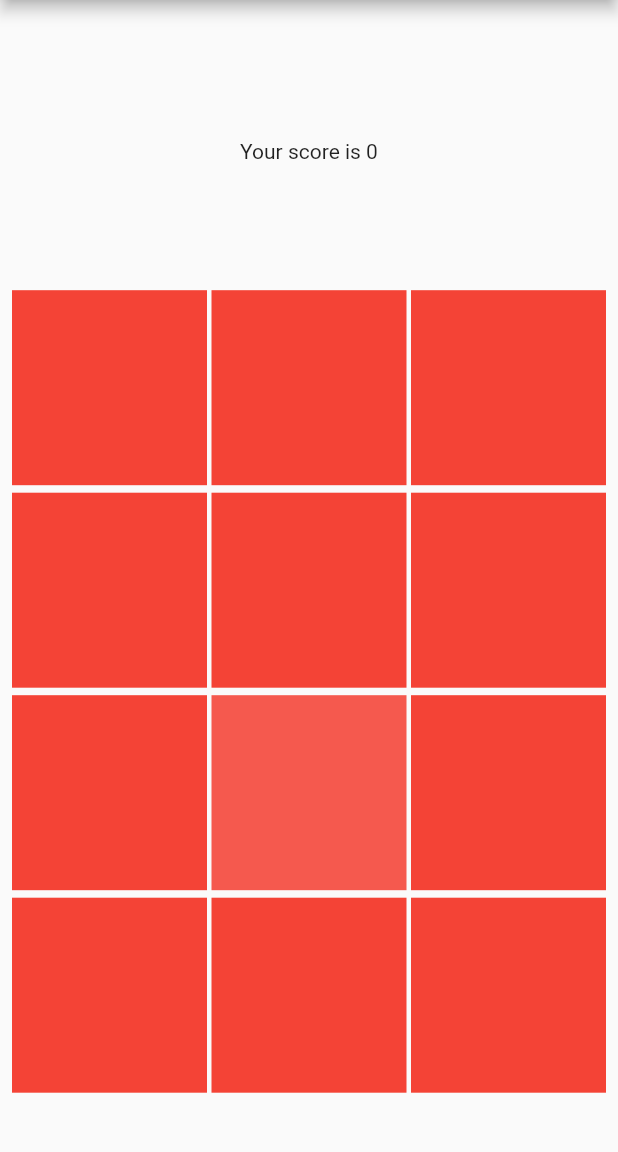
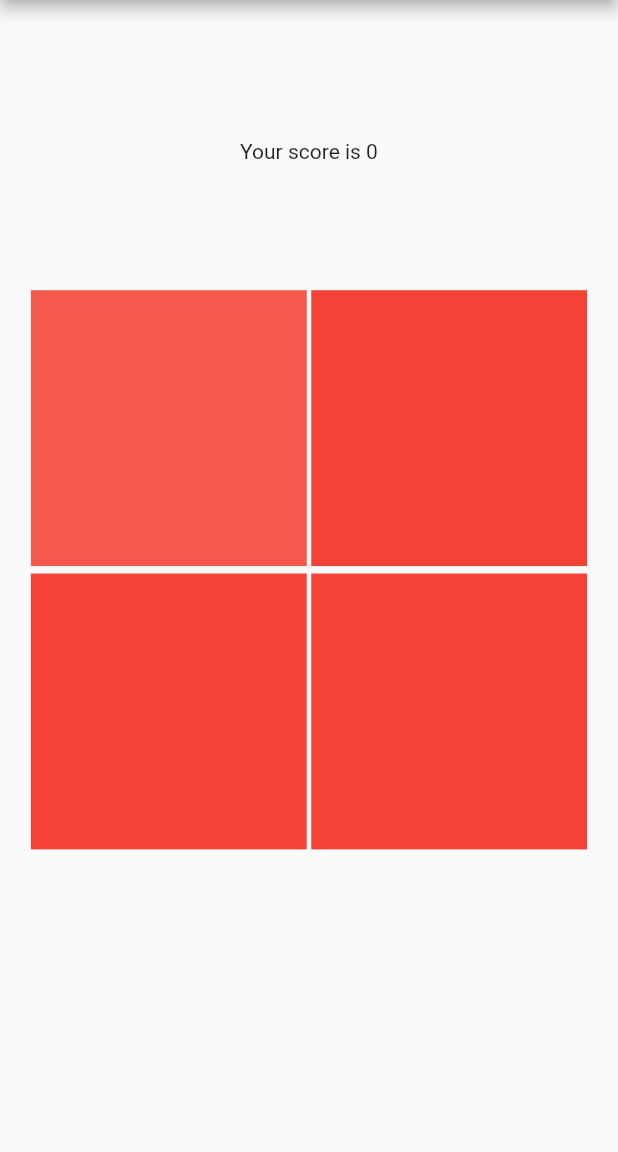
Before and after one commit to ibrahim-atef/grid-game, a Flutter app: the screen it shows after launch, on a phone screen of 412 x 824 dp, the part 84-1236 px from its top. Run offline on Flutter 3.47's test engine with Material 2 defaults, Android fonts, the phone set to English and light mode, and no system bars; our stand-ins replace get.

Commit message:
add grid and game functionality

```diff
--- a/lib/logic/main_controller.dart
+++ b/lib/logic/main_controller.dart
@@ -4,7 +4,7 @@ import 'package:flutter/material.dart';
 import 'package:get/get.dart';
 
 class MainController extends GetxController {
-  int initialGridCount = 9;
+  int initialGridCount = 4;
   int initialScore = 0;
   Color? xColor;
   int? xNum;
@@ -43,12 +43,17 @@ class MainController extends GetxController {
     return xColor = allColors[Random().nextInt(allColors.length)];
   }
 
+
+
   int randomNom() {
     return xNum = Random().nextInt(initialGridCount);
   }
 
+
+
   chooseRightColor() {
     initialScore += 1;
+    initialGridCount=pow(sqrt(initialGridCount).toInt()+1,2).toInt();
     randomNom();
     randomColor();
     update();
--- a/lib/view/screens/first_screen.dart
+++ b/lib/view/screens/first_screen.dart
@@ -1,3 +1,5 @@
+import 'dart:math';
+
 import 'package:flutter/material.dart';
 import 'package:game/logic/main_controller.dart';
 import 'package:get/get.dart';
@@ -30,7 +32,10 @@ class FirstScreen extends StatelessWidget {
                 ),
                 SizedBox(
                   height: Get.height * .65,
-                  child: GridView.builder(physics: ScrollPhysics(parent: NeverScrollableScrollPhysics()),
+                  width: Get.width * .9,
+                  child: GridView.builder(
+                    physics:
+                        ScrollPhysics(parent: NeverScrollableScrollPhysics()),
                     itemBuilder: (context, index) {
                       return c.xNum! == index
                           ? InkWell(
@@ -42,16 +47,16 @@ class FirstScreen extends StatelessWidget {
                               ),
                             )
                           : InkWell(
-                        child: Container(
+                              child: Container(
                                 color: c.xColor!,
                               ),
-                          );
+                            );
                     },
-                    itemCount: 18,
+                    itemCount: c.initialGridCount,
                     gridDelegate: SliverGridDelegateWithFixedCrossAxisCount(
                       crossAxisSpacing: 3,
                       mainAxisSpacing: 5,
-                      crossAxisCount: 3,
+                      crossAxisCount: sqrt(c.initialGridCount).toInt(),
                     ),
                   ),
                 )
```
Also changed, not shown: lib/view/screens/home_screen.dart (deleted, +0 -145 lines).
